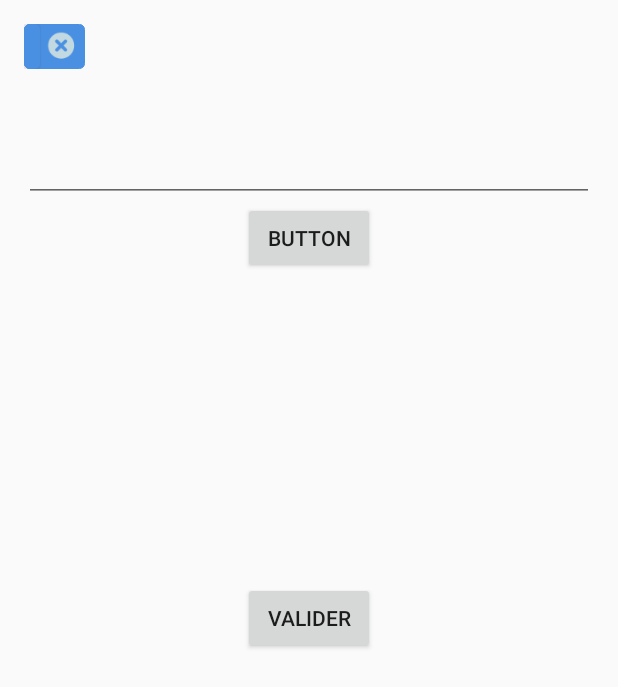
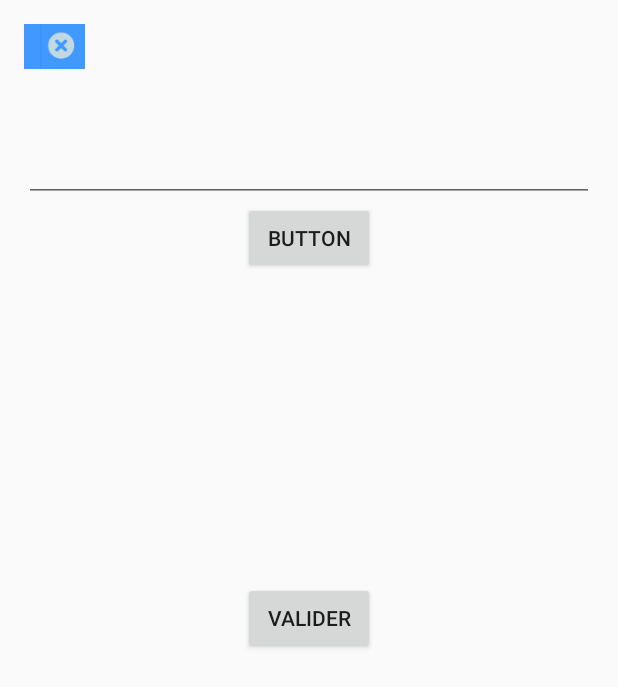
Before and after one commit to raoulsigne/SpotIt, an Android app: the Test screen opened directly, with no data from a screen before it, after a tap on "BUTTON", on a phone screen of 412 x 824 dp. Shown: the top 687 px of the screen. Run offline under Robolectric (Android 15) with nearby library versions, the phone set to English and light mode, and no system bars.

Commit message:
10-08-16

```diff
--- a/app/src/main/java/techafrkix/work/com/spot/spotit/DetailSpot_New.java
+++ b/app/src/main/java/techafrkix/work/com/spot/spotit/DetailSpot_New.java
@@ -88,8 +88,6 @@ public class DetailSpot_New extends AppCompatActivity {
         buttonAdd = (Button) findViewById(R.id.btnAdd);
 
         imgspot.setImageBitmap(BitmapFactory.decodeFile(imagepath));
-
-//        edtTags.addTextChangedListener(new MyTextWatcher(edtTags));
 
         buttonAdd.setOnClickListener(new View.OnClickListener() {
             @Override
--- a/app/src/main/res/layout/activity_maps.xml
+++ b/app/src/main/res/layout/activity_maps.xml
@@ -76,7 +76,7 @@
                     android:layout_height="50dp"
                     android:layout_alignParentLeft="true"
                     android:layout_alignParentStart="true"
-                    android:padding="10dp"
+                    android:padding="12dp"
                     android:src="@drawable/play_button"
                     android:background="@drawable/custom_shape"/>
 
@@ -84,7 +84,7 @@
                     android:id="@+id/imgLocateMe"
                     android:layout_width="50dp"
                     android:layout_height="50dp"
-                    android:padding="10dp"
+                    android:padding="12dp"
                     android:src="@drawable/gps_signal"
                     android:background="@drawable/round_button_blue"
                     android:layout_marginRight="10dp"
--- a/app/src/main/res/layout/btntag.xml
+++ b/app/src/main/res/layout/btntag.xml
@@ -11,7 +11,7 @@
         android:layout_marginRight="10dp"
         android:layout_marginBottom="10dp"
         android:layout_centerHorizontal="true"
-        android:background="@drawable/button_blue"
+        android:background="@color/myblue"
         android:focusable="true"
         android:focusableInTouchMode="true"
         android:radius="5dp">
@@ -20,7 +20,7 @@
             android:id="@+id/button"
             android:layout_width="wrap_content"
             android:layout_height="30dp"
-            android:background="@drawable/button_blue"
+            android:background="@color/myblue"
             android:minWidth="0dp"
             android:paddingLeft="5dp"
             android:paddingRight="5dp"
--- a/app/src/main/res/layout/fragment_account.xml
+++ b/app/src/main/res/layout/fragment_account.xml
@@ -75,6 +75,7 @@
                     android:layout_width="wrap_content"
                     android:layout_height="wrap_content"
                     android:orientation="horizontal"
+                    android:layout_gravity="bottom"
                     android:layout_marginTop="5dp">
 
                     <ImageView
@@ -87,7 +88,6 @@
                         android:layout_width="wrap_content"
                         android:layout_height="wrap_content"
                         android:layout_marginLeft="5dp"
-                        android:layout_gravity="center_horizontal"
                         android:text="change picture"
                         android:textSize="14sp"
                         android:textStyle="bold"
@@ -158,7 +158,7 @@
                         android:layout_height="50dp"
                         android:layout_gravity="center"
                         android:gravity="center"
-                        android:padding="10dp"
+                        android:padding="12dp"
                         android:src="@drawable/play_button"
                         android:background="@drawable/round_button_white"
                         android:elevation="15dp"/>
--- a/app/src/main/res/layout/fragment_account__friend.xml
+++ b/app/src/main/res/layout/fragment_account__friend.xml
@@ -106,7 +106,7 @@
                         android:layout_height="50dp"
                         android:layout_gravity="center"
                         android:gravity="center"
-                        android:padding="10dp"
+                        android:padding="12dp"
                         android:src="@drawable/play_button"
                         android:background="@drawable/round_button_white"
                         android:elevation="15dp"/>
```
